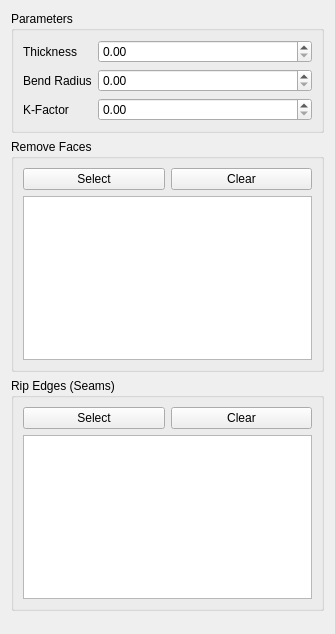
shaise/FreeCAD_SheetMetal, file Resources/panels/CreateFromSolid.ui: the form before one commit.
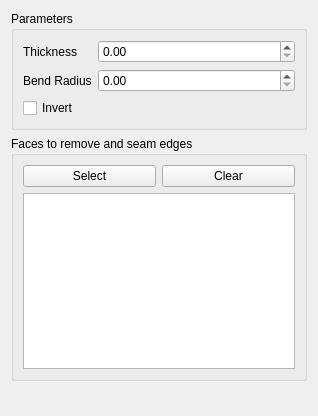
The form after the commit. Custom widgets are drawn as their Qt base class.

Commit message: implement invert feature + merge edges/faces selection

Patch:
```diff
--- a/Resources/panels/CreateFromSolid.ui
+++ b/Resources/panels/CreateFromSolid.ui
@@ -6,8 +6,8 @@
    <rect>
     <x>0</x>
     <y>0</y>
-    <width>335</width>
-    <height>634</height>
+    <width>318</width>
+    <height>416</height>
    </rect>
   </property>
   <property name="windowTitle">
@@ -20,6 +20,9 @@
       <string>Parameters</string>
      </property>
      <layout class="QFormLayout" name="formLayout">
+      <property name="fieldGrowthPolicy">
+       <enum>QFormLayout::AllNonFixedFieldsGrow</enum>
+      </property>
       <item row="0" column="0">
        <widget class="QLabel" name="label">
         <property name="text">
@@ -60,33 +63,20 @@
         </property>
        </widget>
       </item>
-            <item row="2" column="0">
-       <widget class="QLabel" name="label_3">
+      <item row="2" column="0">
+       <widget class="QCheckBox" name="checkInvert">
         <property name="text">
-         <string>K-Factor</string>
+         <string>Invert</string>
         </property>
        </widget>
       </item>
-      <item row="2" column="1">
-       <widget class="Gui::DoubleSpinBox" name="spinKFactor">
-        <property name="prefEntry" stdset="0">
-         <string>defaultKFactor</string>
-        </property>
-        <property name="prefPath" stdset="0">
-         <string>Mod/SheetMetal</string>
-        </property>
-           <property name="singleStep">
-    <double>0.100000000000000</double>
-   </property>
-       </widget>
-      </item>
      </layout>
     </widget>
    </item>
    <item>
     <widget class="QGroupBox" name="groupBox_2">
      <property name="title">
-      <string>Remove Faces</string>
+      <string>Faces to remove and seam edges</string>
      </property>
      <layout class="QVBoxLayout" name="verticalLayout_2">
       <item>
@@ -111,57 +101,7 @@
        </layout>
       </item>
       <item>
-       <widget class="QTreeWidget" name="listRemoveFaces">
-        <property name="rootIsDecorated">
-         <bool>false</bool>
-        </property>
-        <attribute name="headerVisible">
-         <bool>false</bool>
-        </attribute>
-        <column>
-         <property name="text">
-          <string>Object</string>
-         </property>
-        </column>
-        <column>
-         <property name="text">
-          <string>Element</string>
-         </property>
-        </column>
-       </widget>
-      </item>
-     </layout>
-    </widget>
-   </item>
-   <item>
-    <widget class="QGroupBox" name="groupBox_3">
-     <property name="title">
-      <string>Rip Edges (Seams)</string>
-     </property>
-     <layout class="QVBoxLayout" name="verticalLayout_3">
-      <item>
-       <layout class="QHBoxLayout" name="horizontalLayout_2">
-        <item>
-         <widget class="QPushButton" name="btnRipEdges">
-          <property name="text">
-           <string>Select</string>
-          </property>
-          <property name="checkable">
-           <bool>true</bool>
-          </property>
-         </widget>
-        </item>
-        <item>
-         <widget class="QPushButton" name="btnClearEdges">
-          <property name="text">
-           <string>Clear</string>
-          </property>
-         </widget>
-        </item>
-       </layout>
-      </item>
-      <item>
-       <widget class="QTreeWidget" name="listRipEdges">
+       <widget class="QTreeWidget" name="listFacesAndEdges">
         <property name="rootIsDecorated">
          <bool>false</bool>
         </property>
@@ -204,11 +144,6 @@
    <extends>QDoubleSpinBox</extends>
    <header>Gui/QuantitySpinBox.h</header>
   </customwidget>
-  <customwidget>
-   <class>Gui::DoubleSpinBox</class>
-   <extends>QDoubleSpinBox</extends>
-   <header>Gui/DoubleSpinBox.h</header>
-  </customwidget>
  </customwidgets>
  <resources/>
  <connections/>
```
Left out of the diff: 2 changed lines with no effect on the pictures. The commit also changes 1 other file.
